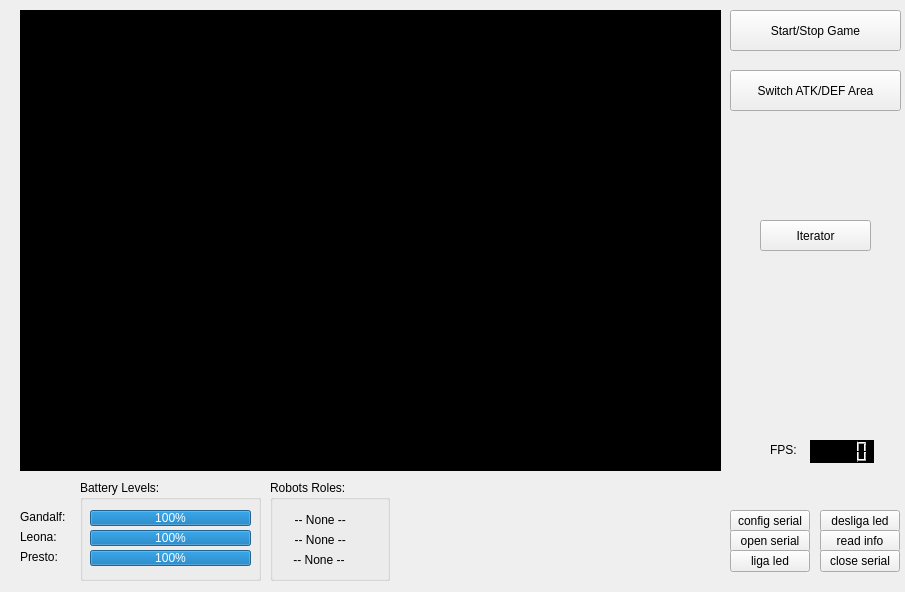
Qt form soccer_window.ui (mateus558/RinoBot-System) before a commit.
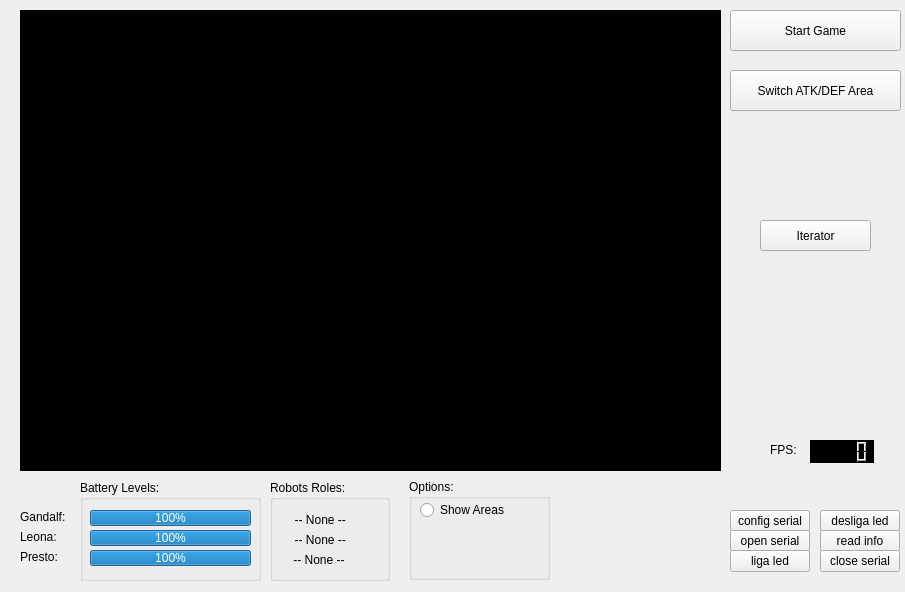
The same form after that commit. Icons and pictures are not drawn.

```diff
--- a/soccer_window.ui
+++ b/soccer_window.ui
@@ -49,7 +49,7 @@
     </rect>
    </property>
    <property name="text">
-    <string>Start/Stop Game</string>
+    <string>Start Game</string>
    </property>
   </widget>
   <widget class="QPushButton" name="switch_fields">
@@ -331,6 +331,51 @@
     <string>close serial</string>
    </property>
   </widget>
+  <widget class="QRadioButton" name="showAreasRadioButton">
+   <property name="geometry">
+    <rect>
+     <x>420</x>
+     <y>500</y>
+     <width>100</width>
+     <height>20</height>
+    </rect>
+   </property>
+   <property name="text">
+    <string>Show Areas</string>
+   </property>
+  </widget>
+  <widget class="QGroupBox" name="optionsGroupBox">
+   <property name="geometry">
+    <rect>
+     <x>409</x>
+     <y>479</y>
+     <width>141</width>
+     <height>101</height>
+    </rect>
+   </property>
+   <property name="title">
+    <string>Options:</string>
+   </property>
+  </widget>
+  <zorder>optionsGroupBox</zorder>
+  <zorder>game_view</zorder>
+  <zorder>start_game</zorder>
+  <zorder>switch_fields</zorder>
+  <zorder>iterate</zorder>
+  <zorder>fps_lcd</zorder>
+  <zorder>fps_label</zorder>
+  <zorder>battery_level_group</zorder>
+  <zorder>robots_roles_group</zorder>
+  <zorder>gandalf_label</zorder>
+  <zorder>leona_label</zorder>
+  <zorder>presto_label</zorder>
+  <zorder>pushButton</zorder>
+  <zorder>pushButton_2</zorder>
+  <zorder>pushButton_3</zorder>
+  <zorder>pushButton_4</zorder>
+  <zorder>pushButton_5</zorder>
+  <zorder>pushButton_6</zorder>
+  <zorder>showAreasRadioButton</zorder>
  </widget>
  <resources/>
  <connections/>
```
